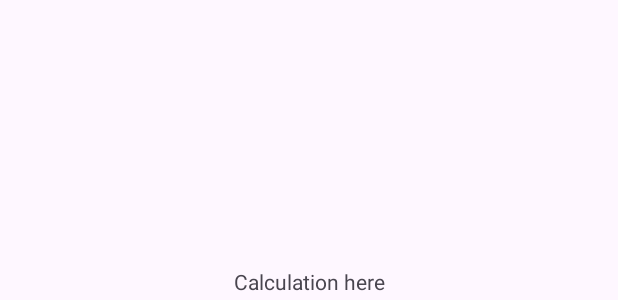
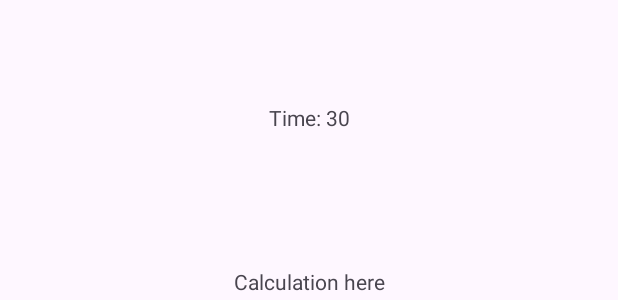
Before and after one commit to Vanysh3d/ProjetMobileCalcMent, an Android app: the layout activity_game.xml on its own in the app's theme, with its tools: preview values and no code run, on a phone screen of 412 x 824 dp. Shown: the part 129-429 px from the top of the screen. Run offline under Robolectric (Android 15) with nearby library versions, the phone set to English and light mode, and no system bars.

Commit message:
modification de la génération des calculs + ajout d'un timer + fix de bugs avec la touche arrière. tests effectués et en partie réussi.
// TODO : fix la génération de calcul qui crée parfois des calculs à résultat négatif

```diff
--- a/app/src/main/java/com/example/ProjectMobileCalcMent/RegistrationActivity.java
+++ b/app/src/main/java/com/example/ProjectMobileCalcMent/RegistrationActivity.java
@@ -44,6 +44,7 @@ public class RegistrationActivity extends AppCompatActivity {
             scoreDao.create(scoreEntity);
             Intent intent = new Intent(RegistrationActivity.this, HomeScreen.class);
             startActivity(intent);
+            finish();
         });
     }
 }
--- a/app/src/main/res/layout/activity_game.xml
+++ b/app/src/main/res/layout/activity_game.xml
@@ -37,6 +37,16 @@
     </androidx.appcompat.widget.Toolbar>
 
     <TextView
+        android:id="@+id/timerTextView"
+        android:layout_width="wrap_content"
+        android:layout_height="wrap_content"
+        android:text="Time: 30"
+        app:layout_constraintTop_toBottomOf="@+id/toolbar"
+        app:layout_constraintBottom_toTopOf="@+id/calculationTextView"
+        app:layout_constraintLeft_toLeftOf="parent"
+        app:layout_constraintRight_toRightOf="parent" />
+
+    <TextView
         android:id="@+id/calculationTextView"
         android:layout_width="wrap_content"
         android:layout_height="wrap_content"
```
Also changed, not shown: app/src/main/java/com/example/ProjectMobileCalcMent/GameActivity.java (+48 -20 lines), app/src/main/java/com/example/ProjectMobileCalcMent/HomeScreen.java (+7 -0 lines).
